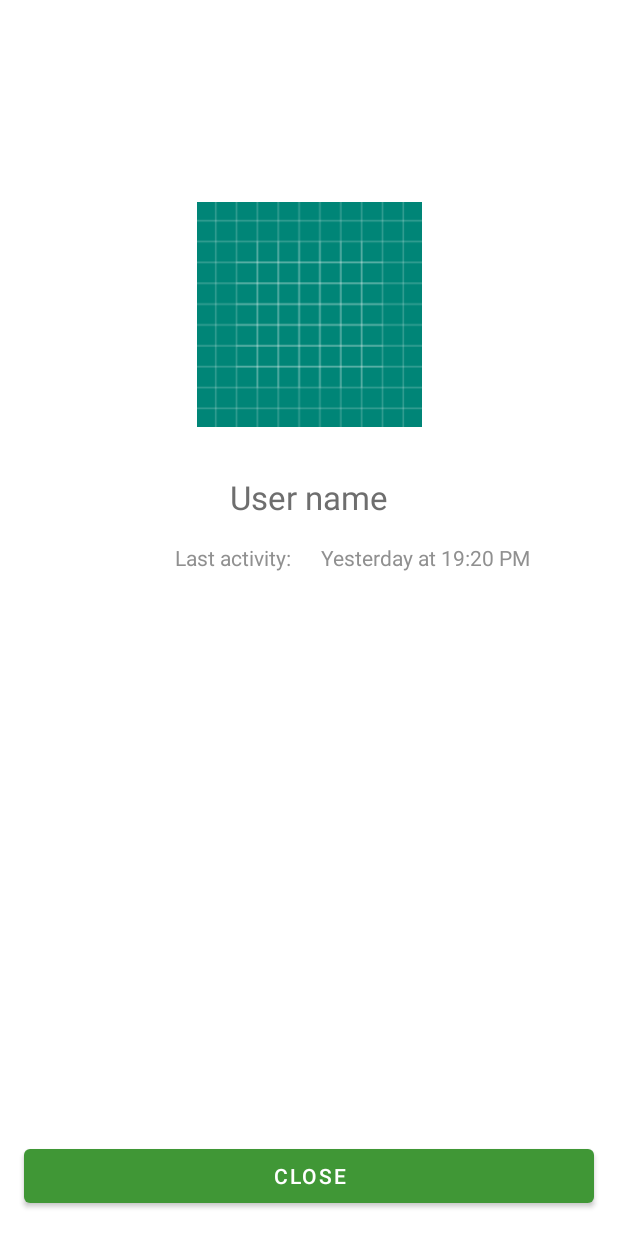
After one commit to ConnectyCube/android-messenger-app, an Android app: the layout activity_occupant_preview.xml on its own in the app's theme, with its tools: preview values and no code run, on a phone screen of 412 x 824 dp. The commit adds this screen. Run offline under Robolectric (Android 15) with nearby library versions, the phone set to English and light mode, and no system bars.

Commit message:
add OccupantPreview

```diff
--- a/app/src/main/java/com/connectycube/messenger/adapters/ChatMessageAdapter.kt
+++ b/app/src/main/java/com/connectycube/messenger/adapters/ChatMessageAdapter.kt
@@ -31,7 +31,7 @@ typealias AttachmentClickListener = (ConnectycubeAttachment) -> Unit
 class ChatMessageAdapter(
     val context: Context,
     var chatDialog: ConnectycubeChatDialog,
-    private val attachmentClickListener: (ConnectycubeAttachment) -> Unit
+    private val attachmentClickListener: AttachmentClickListener
 ) : PagedListAdapter<ConnectycubeChatMessage, RecyclerView.ViewHolder>(diffCallback) {
     val IN_PROGRESS = -1
     val TEXT_OUTCOMING = 1
--- /dev/null
+++ b/app/src/main/res/layout/activity_occupant_preview.xml
@@ -0,0 +1,87 @@
+<?xml version="1.0" encoding="utf-8"?>
+<androidx.constraintlayout.widget.ConstraintLayout xmlns:android="http://schemas.android.com/apk/res/android"
+        xmlns:app="http://schemas.android.com/apk/res-auto"
+        xmlns:tools="http://schemas.android.com/tools"
+        android:layout_width="match_parent"
+        android:layout_height="match_parent">
+
+    <ImageView
+            android:id="@+id/avatar_img"
+            android:layout_width="150dp"
+            android:layout_height="150dp"
+            android:scaleType="centerCrop"
+            app:layout_constraintBottom_toBottomOf="parent"
+            app:layout_constraintEnd_toEndOf="parent"
+            app:layout_constraintStart_toStartOf="parent"
+            app:layout_constraintTop_toTopOf="parent"
+            app:layout_constraintVertical_bias="0.2"
+            tools:ignore="ContentDescription"
+            tools:src="@drawable/ic_launcher_background" />
+
+    <TextView
+            android:id="@+id/user_name_txt"
+            android:layout_width="wrap_content"
+            android:layout_height="wrap_content"
+            android:layout_marginStart="8dp"
+            android:layout_marginLeft="8dp"
+            android:layout_marginTop="32dp"
+            android:layout_marginEnd="8dp"
+            android:layout_marginRight="8dp"
+            android:gravity="center"
+            android:textColor="@color/dark_grey"
+            android:textSize="22sp"
+            app:layout_constraintEnd_toEndOf="parent"
+            app:layout_constraintStart_toStartOf="parent"
+            app:layout_constraintTop_toBottomOf="@+id/avatar_img"
+            tools:text="User name" />
+
+    <TextView
+            android:id="@+id/last_activity_title_txt"
+            android:layout_width="0dp"
+            android:layout_height="wrap_content"
+            android:layout_marginTop="@dimen/margin_normal"
+            android:layout_marginEnd="@dimen/margin_small"
+            android:layout_marginRight="@dimen/margin_small"
+            android:gravity="end"
+            android:paddingStart="8dp"
+            android:paddingLeft="8dp"
+            android:paddingEnd="4dp"
+            android:paddingRight="4dp"
+            android:text="@string/last_activity"
+            android:textColor="#909090"
+            android:textSize="14sp"
+            android:visibility="invisible"
+            app:layout_constraintEnd_toStartOf="@+id/last_activity_text_view"
+            app:layout_constraintStart_toStartOf="parent"
+            app:layout_constraintTop_toBottomOf="@+id/user_name_txt"
+            tools:visibility="visible" />
+
+    <TextView
+            android:id="@+id/last_activity_text_view"
+            android:layout_width="0dp"
+            android:layout_height="wrap_content"
+            android:layout_marginStart="@dimen/margin_small"
+            android:layout_marginLeft="@dimen/margin_small"
+            android:layout_marginTop="@dimen/margin_normal"
+            android:ellipsize="end"
+            android:gravity="start"
+            android:maxLines="1"
+            android:textColor="#909090"
+            android:textSize="14sp"
+            app:layout_constraintEnd_toEndOf="parent"
+            app:layout_constraintStart_toEndOf="@+id/last_activity_title_txt"
+            app:layout_constraintTop_toBottomOf="@+id/user_name_txt"
+            tools:text="Yesterday at 19:20 PM" />
+
+    <Button
+            android:id="@+id/close_btn"
+            android:layout_width="0dp"
+            android:layout_height="wrap_content"
+            android:layout_margin="@dimen/margin_normal"
+            android:text="@string/action_close"
+            app:layout_constraintBottom_toBottomOf="parent"
+            app:layout_constraintEnd_toEndOf="parent"
+            app:layout_constraintStart_toStartOf="parent"
+            tools:ignore="ButtonStyle" />
+
+</androidx.constraintlayout.widget.ConstraintLayout>
```
Also changed, not shown: app/src/main/AndroidManifest.xml (+7 -2 lines), app/src/main/java/com/connectycube/messenger/ChatDialogDetailsActivity.kt (+14 -3 lines), app/src/main/java/com/connectycube/messenger/OccupantPreviewActivity.kt (added, +56 -0 lines), app/src/main/java/com/connectycube/messenger/adapters/DialogOccupantsAdapter.kt (+8 -2 lines).
